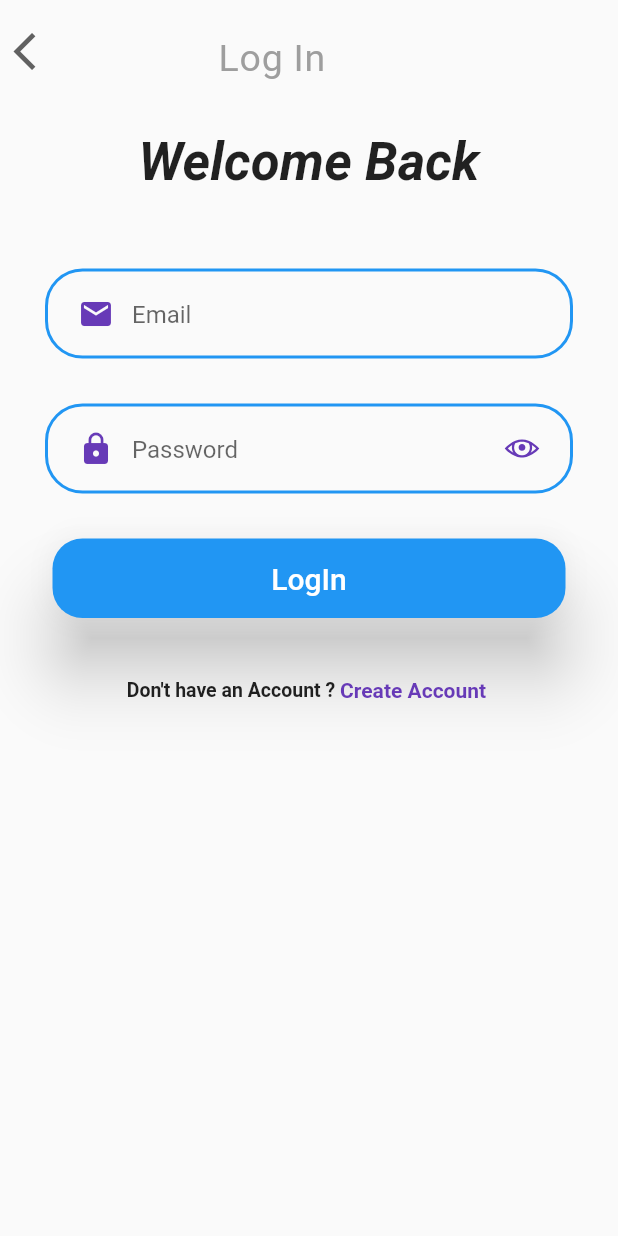
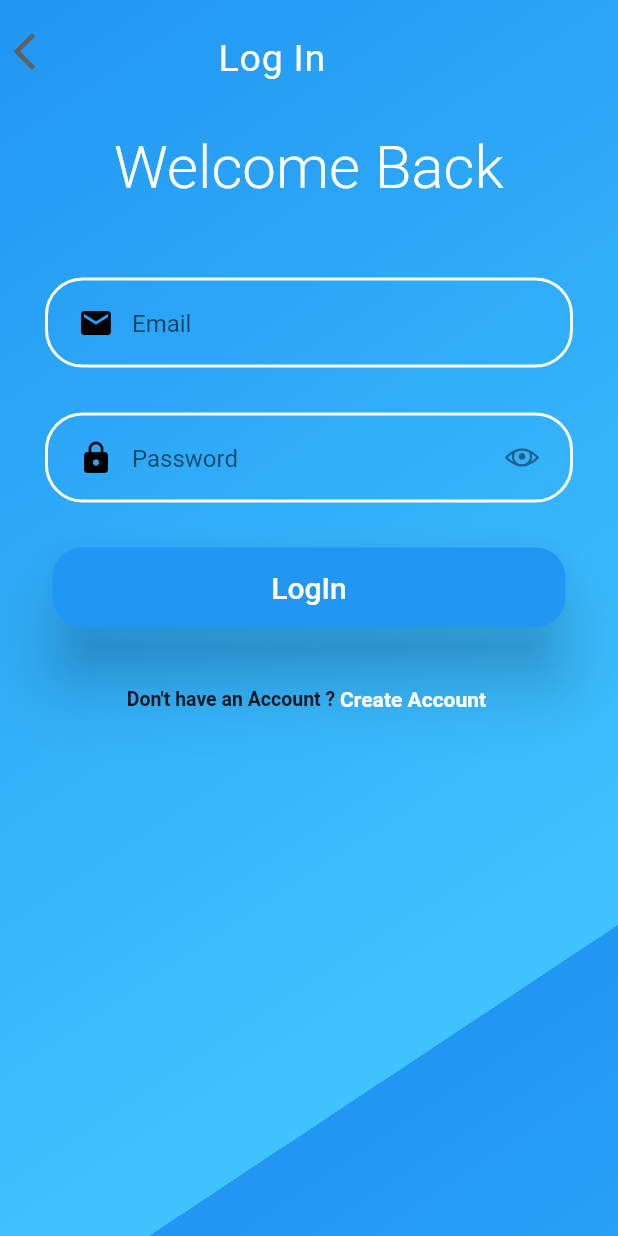
Before and after one commit to sushamaborhade/Liber, a Flutter app: the LogIn screen opened by its route, on a phone screen of 412 x 824 dp. Run offline on Flutter 3.47's test engine with Material 2 defaults, Android fonts, the phone set to English and light mode, and no system bars; our stand-ins replace flutter_svg, line_awesome_icons, shared_preferences; accounts and stored records are empty; Roboto replaces fonts that are missing (Pacifico).

Commit message:
Update login.dart

```diff
--- a/lib/screens/login.dart
+++ b/lib/screens/login.dart
@@ -35,7 +35,7 @@ class _LogInState extends State<LogIn> {
           decoration: BoxDecoration(
               borderRadius: BorderRadius.circular(25.0),
               border: Border.all(
-                color: Theme.of(context).accentColor,
+                color: Colors.white,
                 width: 2.0,
               )),
           child: Padding(
@@ -117,7 +117,7 @@ class _LogInState extends State<LogIn> {
                 decoration: InputDecoration(
                   prefixIcon: Icon(
                     icon,
-                    color: Theme.of(context).primaryColor,
+                    color: Colors.black,
                   ),
                   hintText: text,
                   suffixIcon: pass == true
@@ -125,11 +125,11 @@ class _LogInState extends State<LogIn> {
                           icon: (val == true)
                               ? Icon(
                                   LineAwesomeIcons.eye,
-                                  color: Theme.of(context).primaryColor,
+                                  color: Colors.black45,
                                 )
                               : Icon(
                                   LineAwesomeIcons.eye_slash,
-                                  color: Theme.of(context).primaryColor,
+                                  color: Colors.black45,
                                 ),
                           onPressed: () {
                             setState(() {
@@ -147,6 +147,18 @@ class _LogInState extends State<LogIn> {
   Widget build(BuildContext context) {
     return Scaffold(
         body: SafeArea(
+      child: Container(
+        decoration: BoxDecoration(
+          gradient: LinearGradient(
+            begin: Alignment.topLeft,
+            end: Alignment(0.99,0.5),
+            colors: [
+              Colors.blue,
+              Colors.lightBlueAccent,
+            ],
+            tileMode: TileMode.repeated
+          ),
+        ),
         child: ListView(children: [
           Row(
             mainAxisAlignment: MainAxisAlignment.spaceEvenly,
@@ -169,7 +181,7 @@ class _LogInState extends State<LogIn> {
                 child: Text(
                   'Log In',
                   style: TextStyle(
-                    color: Colors.grey, fontSize: 25.0, letterSpacing: .5),
+                      color: Colors.white, fontSize: 25.0, letterSpacing: .5,fontWeight: FontWeight.w400),
                 ),
               ),
               Spacer(flex: 2)
@@ -181,9 +193,11 @@ class _LogInState extends State<LogIn> {
               child: Text(
                 'Welcome Back',
                 style: TextStyle(
-                  fontSize: 35.0,
-                  fontWeight: FontWeight.bold,
-                  fontStyle: FontStyle.italic),
+                    fontSize: 40.0,
+                    fontWeight: FontWeight.w300,
+                    fontFamily: 'Pacifico',
+                    color: Colors.white,
+                ),
               ),
             ),
           ),
@@ -232,7 +246,7 @@ class _LogInState extends State<LogIn> {
                             child: Text(
                               'LogIn',
                               style:
-                                TextStyle(color: Colors.white, fontSize: 20.0),
+                                  TextStyle(color: Colors.white, fontSize: 20.0,fontFamily: 'Pacifico'),
                             ),
                           )),
                     ),
@@ -257,7 +271,7 @@ class _LogInState extends State<LogIn> {
                     child: Text(
                       "Create Account ",
                       style: TextStyle(
-                        color: Theme.of(context).primaryColor,
+                          color: Colors.white,
                           fontWeight: FontWeight.bold),
                     ),
                   ),
@@ -266,6 +280,7 @@ class _LogInState extends State<LogIn> {
             ),
           )
         ]),
+      ),
     ));
   }
 }
```
Lines whose indentation alone changed are shown as unchanged.
